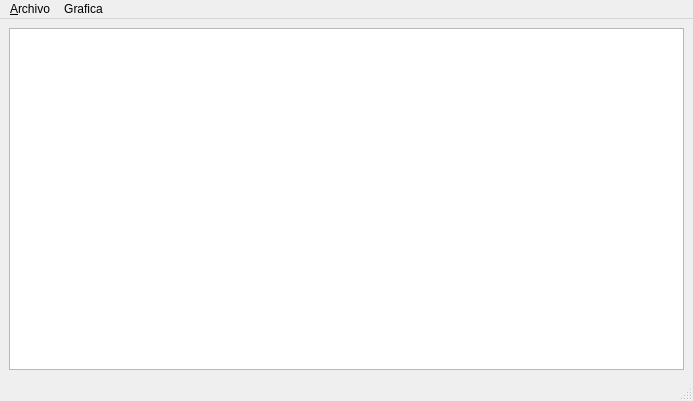
The window that interfaz.ui (ups-uio-cc-poo-p63/ApiAlesTabern-licoreria) describes before a commit, drawn with Qt 5.
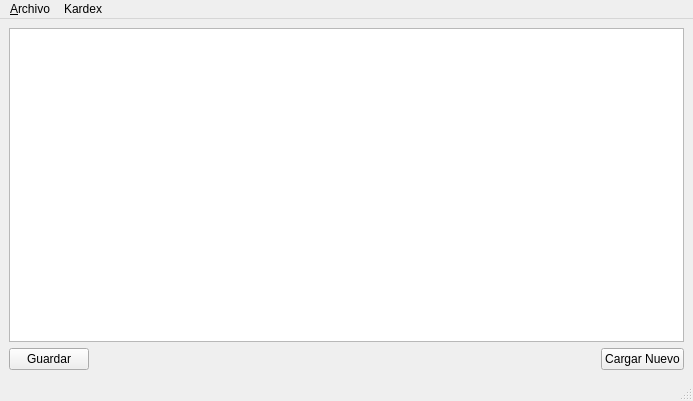
The same window after the commit.

Commit message: Avance guardar datos v1

Patch:
```diff
--- a/interfaz.ui
+++ b/interfaz.ui
@@ -15,7 +15,34 @@
   </property>
   <widget class="QWidget" name="centralwidget">
    <layout class="QGridLayout" name="gridLayout">
-    <item row="0" column="0">
+    <item row="1" column="1">
+     <spacer name="horizontalSpacer">
+      <property name="orientation">
+       <enum>Qt::Horizontal</enum>
+      </property>
+      <property name="sizeHint" stdset="0">
+       <size>
+        <width>40</width>
+        <height>20</height>
+       </size>
+      </property>
+     </spacer>
+    </item>
+    <item row="1" column="0">
+     <widget class="QPushButton" name="pushButton">
+      <property name="text">
+       <string>Guardar</string>
+      </property>
+     </widget>
+    </item>
+    <item row="1" column="2">
+     <widget class="QPushButton" name="pushButton_2">
+      <property name="text">
+       <string>Cargar Nuevo</string>
+      </property>
+     </widget>
+    </item>
+    <item row="0" column="0" colspan="3">
      <widget class="QTableWidget" name="tblDatos">
       <property name="enabled">
        <bool>true</bool>
@@ -43,13 +70,13 @@
     <addaction name="separator"/>
     <addaction name="actionSalir"/>
    </widget>
-   <widget class="QMenu" name="menuGrafica">
+   <widget class="QMenu" name="menuKardex">
     <property name="title">
-     <string>Grafica</string>
+     <string>Kardex</string>
     </property>
    </widget>
    <addaction name="menuArchivo"/>
-   <addaction name="menuGrafica"/>
+   <addaction name="menuKardex"/>
   </widget>
   <widget class="QStatusBar" name="statusbar"/>
   <action name="actionNuevo_Producto">
```
Left out of the diff: 12 changed lines with no effect on the pictures. The commit also changes 9 other files.
